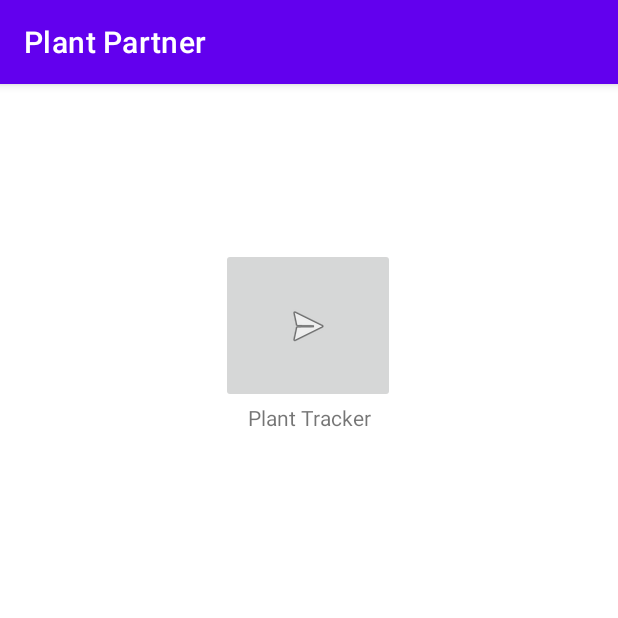
After one commit to raileendr/PlantPartner, an Android app: the HomePageActivity screen opened directly, with no data from a screen before it, on a phone screen of 412 x 824 dp, the top half of it. The commit adds this screen. Run offline under Robolectric (Android 15) with nearby library versions, the phone set to English and light mode, and no system bars.

Commit message:
Added a home page after quiz and a water tracker feature

```diff
--- a/app/build.gradle
+++ b/app/build.gradle
@@ -38,4 +38,6 @@ dependencies {
     testImplementation 'junit:junit:4.+'
     androidTestImplementation 'androidx.test.ext:junit:1.1.2'
     androidTestImplementation 'androidx.test.espresso:espresso-core:3.3.0'
+    implementation 'com.mikhaellopez:circularprogressbar:3.0.3'
+
 }
--- a/app/src/main/AndroidManifest.xml
+++ b/app/src/main/AndroidManifest.xml
@@ -9,7 +9,9 @@
         android:roundIcon="@mipmap/ic_launcher_round"
         android:supportsRtl="true"
         android:theme="@style/Theme.PlantPartner">
-        <activity android:name=".LoginActivity"></activity>
+        <activity android:name=".PlantTrackerActivity"></activity>
+        <activity android:name=".HomePageActivity" />
+        <activity android:name=".LoginActivity" />
         <activity android:name=".PlantActivity" />
         <activity android:name=".QuizActivity" />
         <activity
--- /dev/null
+++ b/app/src/main/java/com/ksing/plantpartner/HomePageActivity.java
@@ -0,0 +1,34 @@
+package com.ksing.plantpartner;
+
+import androidx.appcompat.app.AppCompatActivity;
+
+import android.content.Intent;
+import android.os.Bundle;
+import android.view.View;
+import android.widget.ImageButton;
+
+public class HomePageActivity extends AppCompatActivity {
+
+    @Override
+    protected void onCreate(Bundle savedInstanceState) {
+        super.onCreate(savedInstanceState);
+        setContentView(R.layout.activity_home_page);
+
+        // Feature Buttons
+        ImageButton plantTracker = (ImageButton)findViewById(R.id.plantTrackerButton);
+
+        // Go to plantTracker
+        plantTracker.setOnClickListener(new View.OnClickListener(){
+            @Override
+            public void onClick(View v) {
+                goToPlantTracker();
+            }
+        });
+    }
+
+    // Goes to the PlantTrackerActivity file
+    public void goToPlantTracker(){
+        Intent intent = new Intent(this, PlantTrackerActivity.class);
+        startActivity(intent);
+    }
+}
--- /dev/null
+++ b/app/src/main/res/layout/activity_home_page.xml
@@ -0,0 +1,30 @@
+<?xml version="1.0" encoding="utf-8"?>
+<androidx.constraintlayout.widget.ConstraintLayout xmlns:android="http://schemas.android.com/apk/res/android"
+    xmlns:app="http://schemas.android.com/apk/res-auto"
+    xmlns:tools="http://schemas.android.com/tools"
+    android:layout_width="match_parent"
+    android:layout_height="match_parent"
+    tools:context=".HomePageActivity">
+
+    <ImageButton
+        android:id="@+id/plantTrackerButton"
+        android:layout_width="116dp"
+        android:layout_height="103dp"
+        android:contentDescription="Log Plant Activity"
+        app:layout_constraintBottom_toBottomOf="parent"
+        app:layout_constraintEnd_toEndOf="parent"
+        app:layout_constraintHorizontal_bias="0.498"
+        app:layout_constraintStart_toStartOf="parent"
+        app:layout_constraintTop_toTopOf="parent"
+        app:layout_constraintVertical_bias="0.164"
+        app:srcCompat="@android:drawable/ic_menu_send" />
+
+    <TextView
+        android:id="@+id/textView4"
+        android:layout_width="wrap_content"
+        android:layout_height="wrap_content"
+        android:text="Plant Tracker"
+        app:layout_constraintEnd_toEndOf="parent"
+        app:layout_constraintStart_toStartOf="parent"
+        app:layout_constraintTop_toBottomOf="@+id/plantTrackerButton" />
+</androidx.constraintlayout.widget.ConstraintLayout>
```
Also changed, not shown: app/src/main/java/com/ksing/plantpartner/PlantActivity.java (+59 -18 lines), app/src/main/java/com/ksing/plantpartner/PlantTrackerActivity.java (added, +57 -0 lines), app/src/main/res/layout/activity_plant.xml (+37 -3 lines), app/src/main/res/layout/activity_plant_tracker.xml (added, +47 -0 lines).
